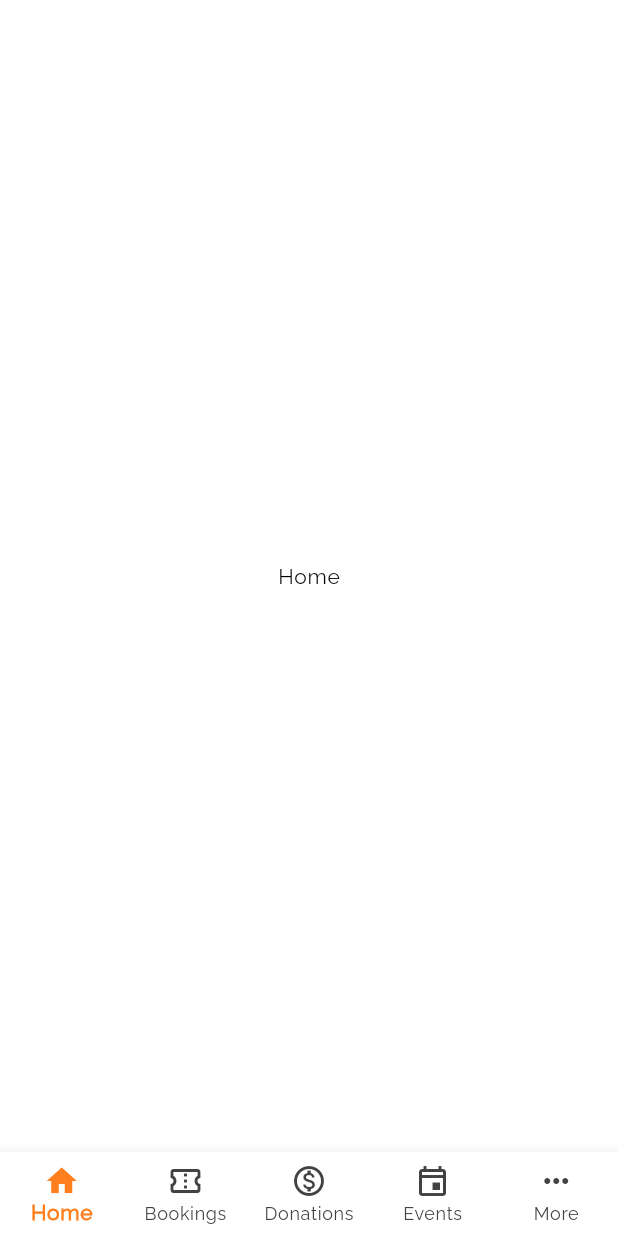
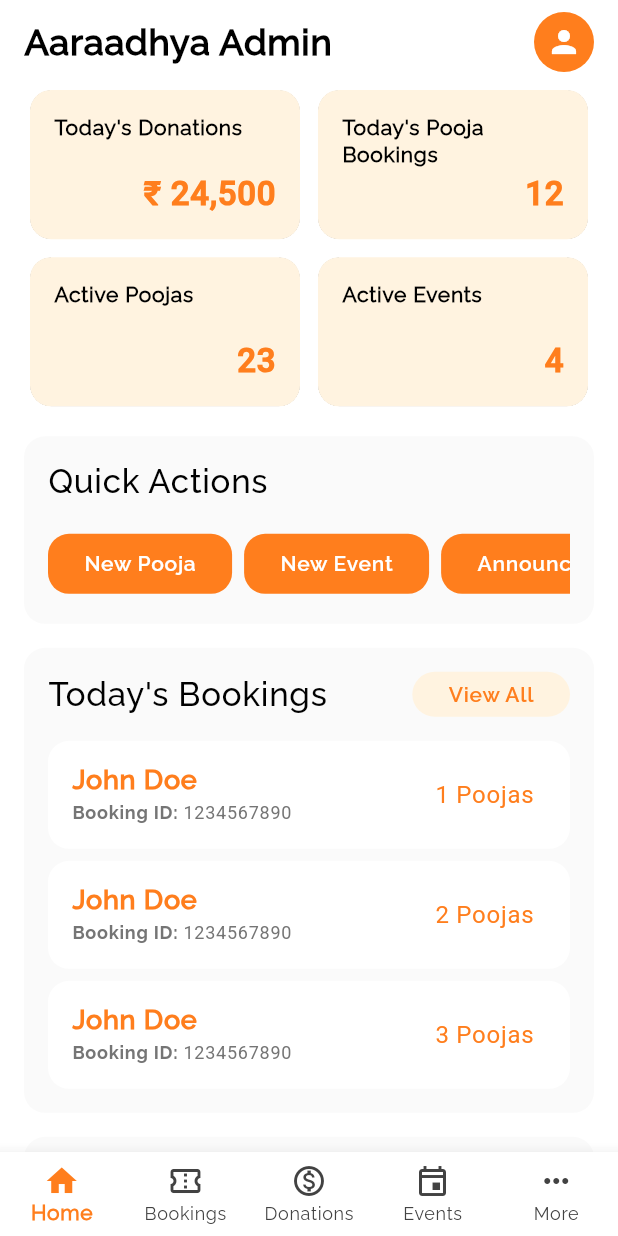
Before and after one commit to vishnucprasad/literate-octo-doodle, a Flutter app: the screen it shows after launch, on a phone screen of 412 x 824 dp. Run offline on Flutter 3.47's test engine with Material 3 defaults, Android fonts, the phone set to English and light mode, and no system bars; our stand-ins replace flutter_dotenv, flutter_hooks, flutter_riverpod, freezed_annotation, go_router and 3 more; generated files the repository leaves out were written again.

Commit message:
feat(dashboard): design dashboard screen
Designed the Dashboard screen layout.

```diff
--- a/lib/core/l10n/app_en.arb
+++ b/lib/core/l10n/app_en.arb
@@ -56,5 +56,49 @@
     "invalidPasswordValidationErorrMessage": "Password must minimum eight characters, at least one uppercase letter, one lowercase letter, one number and one special character",
     "@invalidPasswordValidationErorrMessage": {
         "description": "The error message displayed when the password field is invalid."
+    },
+    "dashboardAppBarTitle": "Aaraadhya Admin",
+    "@dashboardAppBarTitle": {
+        "description": "The title displayed on the dashboard app bar."
+    },
+    "todaysDonationsCardTitle": "Today's Donations",
+    "@todaysDonationsCardTitle": {
+        "description": "The title displayed on the today's donations card in dashboard."
+    },
+    "todaysPoojaBookingsCardTitle": "Today's Pooja Bookings",
+    "@todaysPoojaBookingsCardTitle": {
+        "description": "The title displayed on the today's pooja bookings card in dashboard."
+    },
+    "activePoojasCardTitle": "Active Poojas",
+    "@activePoojasCardTitle": {
+        "description": "The title displayed on the active poojas card in dashboard."
+    },
+    "activeEventsCardTitle": "Active Events",
+    "@activeEventsCardTitle": {
+        "description": "The title displayed on the active events card in dashboard."
+    },
+    "quickActionsSectionTitle": "Quick Actions",
+    "@quickActionsSectionTitle": {
+        "description": "The title displayed on the quick actions section in dashboard."
+    },
+    "newPoojaButtonLabel": "New Pooja",
+    "@newPoojaButtonLabel": {
+        "description": "The text displayed on the new pooja button in dashboard."
+    },
+    "newEventButtonLabel": "New Event",
+    "@newEventButtonLabel": {
+        "description": "The text displayed on the new event button in dashboard."
+    },
+    "announcementButtonLabel": "Announcement",
+    "@announcementButtonLabel": {
+        "description": "The text displayed on the announcement button in dashboard."
+    },
+    "todaysBookingsSectionTitle": "Today's Bookings",
+    "@todaysBookingsSectionTitle": {
+        "description": "The title displayed on the today's bookings section in dashboard."
+    },
+    "notificationsSectionTitle": "Notifications",
+    "@notificationsSectionTitle": {
+        "description": "The title displayed on the notifications section in dashboard."
     }
 }
--- /dev/null
+++ b/lib/presentation/common/widgets/home_app_bar.dart
@@ -0,0 +1,35 @@
+import 'package:aaraadhya_temple_dashboard/core/extensions/app_theme_extension.dart';
+import 'package:flutter/material.dart';
+
+class HomeAppBar extends StatelessWidget {
+  const HomeAppBar({super.key, required this.title});
+
+  final String title;
+
+  @override
+  Widget build(BuildContext context) {
+    return AppBar(
+      surfaceTintColor: Colors.transparent,
+      titleSpacing: 16,
+      title: Text(
+        title,
+        style: context.theme.textTheme.headlineSmall?.copyWith(
+          fontWeight: FontWeight.bold,
+        ),
+      ),
+      actionsPadding: EdgeInsets.only(right: 8.0),
+      actions: [
+        IconButton(
+          onPressed: () {},
+          icon: CircleAvatar(
+            backgroundColor: context.theme.colorScheme.primary,
+            child: Icon(
+              Icons.person,
+              color: context.theme.colorScheme.onPrimary,
+            ),
+          ),
+        ),
+      ],
+    );
+  }
+}
--- a/lib/presentation/screens/home/dashboard/dashboard_screen.dart
+++ b/lib/presentation/screens/home/dashboard/dashboard_screen.dart
@@ -1,3 +1,10 @@
+import 'package:aaraadhya_temple_dashboard/core/extensions/app_localizations_extension.dart';
+import 'package:aaraadhya_temple_dashboard/presentation/common/widgets/app_spacing.dart';
+import 'package:aaraadhya_temple_dashboard/presentation/common/widgets/home_app_bar.dart';
+import 'package:aaraadhya_temple_dashboard/presentation/screens/home/dashboard/widgets/dashboard_bookings_preview.dart';
+import 'package:aaraadhya_temple_dashboard/presentation/screens/home/dashboard/widgets/dashboard_notifications.dart';
+import 'package:aaraadhya_temple_dashboard/presentation/screens/home/dashboard/widgets/dashboard_overview_grid.dart';
+import 'package:aaraadhya_temple_dashboard/presentation/screens/home/dashboard/widgets/dashboard_quick_actions.dart';
 import 'package:flutter/material.dart';
 
 class DashboardScreen extends StatelessWidget {
@@ -5,6 +12,25 @@ class DashboardScreen extends StatelessWidget {
 
   @override
   Widget build(BuildContext context) {
-    return Center(child: Text('Home'));
+    return Column(
+      children: [
+        HomeAppBar(title: context.l10n.dashboardAppBarTitle),
+        Expanded(
+          child: ListView(
+            padding: EdgeInsets.symmetric(horizontal: 16.0),
+            children: [
+              DashboardOverviewGrid(),
+              AppSpacing.verticalMedium,
+              DashboardQuickActions(),
+              AppSpacing.verticalMedium,
+              DashboardBookingsPreview(),
+              AppSpacing.verticalMedium,
+              DashboardNotifications(),
+              AppSpacing.verticalMedium,
+            ],
+          ),
+        ),
+      ],
+    );
   }
 }
--- /dev/null
+++ b/lib/presentation/screens/home/dashboard/widgets/dashboard_bookings_preview.dart
@@ -0,0 +1,100 @@
+import 'package:aaraadhya_temple_dashboard/core/extensions/app_localizations_extension.dart';
+import 'package:aaraadhya_temple_dashboard/core/extensions/app_theme_extension.dart';
+import 'package:aaraadhya_temple_dashboard/core/gen/fonts.gen.dart';
+import 'package:aaraadhya_temple_dashboard/presentation/common/widgets/app_spacing.dart';
+import 'package:flutter/material.dart';
+
+class DashboardBookingsPreview extends StatelessWidget {
+  const DashboardBookingsPreview({super.key});
+
+  @override
+  Widget build(BuildContext context) {
+    return Container(
+      decoration: BoxDecoration(
+        color: context.colors.grey[50],
+        borderRadius: BorderRadius.circular(14.0),
+      ),
+      padding: EdgeInsets.all(16.0),
+      child: Column(
+        crossAxisAlignment: CrossAxisAlignment.start,
+        children: [
+          Row(
+            mainAxisAlignment: MainAxisAlignment.spaceBetween,
+            children: [
+              Text(
+                context.l10n.todaysBookingsSectionTitle,
+                style: context.theme.textTheme.titleLarge,
+              ),
+              SizedBox(
+                height: 30.0,
+                child: FilledButton(
+                  onPressed: () {},
+                  style: FilledButton.styleFrom(
+                    backgroundColor: context.colors.primary[50],
+                    foregroundColor: context.colorScheme.primary,
+                  ),
+                  child: Text('View All'),
+                ),
+              ),
+            ],
+          ),
+          AppSpacing.verticalMedium,
+          ListView.separated(
+            shrinkWrap: true,
+            physics: NeverScrollableScrollPhysics(),
+            itemCount: 3,
+            itemBuilder: (context, index) {
+              return Container(
+                decoration: BoxDecoration(
+                  color: context.colorScheme.surface,
+                  borderRadius: BorderRadius.circular(14.0),
+                ),
+                child: ListTile(
+                  title: Text(
+                    'John Doe',
+                    style: context.theme.textTheme.titleMedium?.copyWith(
+                      color: context.colorScheme.primary,
+                      fontWeight: FontWeight.bold,
+                    ),
+                  ),
+                  subtitle: RichText(
+                    text: TextSpan(
+                      children: [
+                        TextSpan(
+                          text: 'Booking ID: ',
+                          style: context.theme.textTheme.bodySmall?.copyWith(
+                            fontWeight: FontWeight.bold,
+                            fontVariations: [
+                              FontVariation('wght', 700),
+                              FontVariation('wdth', 100),
+                            ],
+                          ),
+                        ),
+                        TextSpan(
+                          text: '1234567890',
+                          style: context.theme.textTheme.bodySmall?.copyWith(
+                            fontFamily: FontFamily.roboto,
+                          ),
+                        ),
+                      ],
+                    ),
+                  ),
+                  trailing: Text(
+                    '${index + 1} Poojas',
+                    style: context.theme.textTheme.bodyLarge?.copyWith(
+                      color: context.colorScheme.primary,
+                      fontFamily: FontFamily.roboto,
+                    ),
+                  ),
+                ),
+              );
+            },
+            separatorBuilder: (context, index) {
+              return AppSpacing.verticalSmall;
+            },
+          ),
+        ],
+      ),
+    );
+  }
+}
--- /dev/null
+++ b/lib/presentation/screens/home/dashboard/widgets/dashboard_card.dart
@@ -0,0 +1,49 @@
+import 'package:aaraadhya_temple_dashboard/core/extensions/app_theme_extension.dart';
+import 'package:aaraadhya_temple_dashboard/core/gen/fonts.gen.dart';
+import 'package:flutter/material.dart';
+
+class DashboardCard extends StatelessWidget {
+  const DashboardCard({super.key, required this.title, required this.value});
+
+  final String title;
+  final String value;
+
+  @override
+  Widget build(BuildContext context) {
+    return Card(
+      color: context.colors.primary[50],
+      shadowColor: context.colorScheme.outline,
+      elevation: 0.05,
+      borderOnForeground: false,
+      shape: RoundedRectangleBorder(borderRadius: BorderRadius.circular(14.0)),
+      child: Padding(
+        padding: const EdgeInsets.all(16.0),
+        child: Column(
+          children: [
+            Align(
+              alignment: Alignment.centerLeft,
+              child: Text(
+                title,
+                style: context.theme.textTheme.bodyMedium?.copyWith(
+                  fontWeight: FontWeight.bold,
+                ),
+              ),
+            ),
+            Spacer(),
+            Align(
+              alignment: Alignment.centerRight,
+              child: Text(
+                value,
+                style: context.theme.textTheme.titleLarge?.copyWith(
+                  color: context.colorScheme.primary,
+                  fontWeight: FontWeight.bold,
+                  fontFamily: FontFamily.roboto,
+                ),
+              ),
+            ),
+          ],
+        ),
+      ),
+    );
+  }
+}
--- /dev/null
+++ b/lib/presentation/screens/home/dashboard/widgets/dashboard_notifications.dart
@@ -0,0 +1,85 @@
+import 'package:aaraadhya_temple_dashboard/core/extensions/app_localizations_extension.dart';
+import 'package:aaraadhya_temple_dashboard/core/extensions/app_theme_extension.dart';
+import 'package:aaraadhya_temple_dashboard/core/gen/fonts.gen.dart';
+import 'package:aaraadhya_temple_dashboard/presentation/common/widgets/app_spacing.dart';
+import 'package:flutter/material.dart';
+
+class DashboardNotifications extends StatelessWidget {
+  const DashboardNotifications({super.key});
+
+  @override
+  Widget build(BuildContext context) {
+    return Container(
+      decoration: BoxDecoration(
+        color: context.colors.grey[50],
+        borderRadius: BorderRadius.circular(14.0),
+      ),
+      padding: EdgeInsets.all(16.0),
+      child: Column(
+        crossAxisAlignment: CrossAxisAlignment.start,
+        children: [
+          Row(
+            mainAxisAlignment: MainAxisAlignment.spaceBetween,
+            children: [
+              Text(
+                context.l10n.notificationsSectionTitle,
+                style: context.theme.textTheme.titleLarge,
+              ),
+              SizedBox(
+                height: 30.0,
+                child: FilledButton(
+                  onPressed: () {},
+                  style: FilledButton.styleFrom(
+                    backgroundColor: context.colors.primary[50],
+                    foregroundColor: context.colorScheme.primary,
+                  ),
+                  child: Text('View All'),
+                ),
+              ),
+            ],
+          ),
+          AppSpacing.verticalMedium,
+          ListView.separated(
+            shrinkWrap: true,
+            physics: NeverScrollableScrollPhysics(),
+            itemCount: 3,
+            itemBuilder: (context, index) {
+              return Container(
+                decoration: BoxDecoration(
+                  color: context.colorScheme.surface,
+                  borderRadius: BorderRadius.circular(14.0),
+                ),
+                child: ListTile(
+                  title: Text(
+                    'New Pooja Booking',
+                    style: context.theme.textTheme.titleMedium?.copyWith(
+                      color: context.colorScheme.primary,
+                      fontWeight: FontWeight.bold,
+                    ),
+                  ),
+                  subtitle: Text(
+                    'John Doe has successfully ordered ${index + 1} Poojas from the temple.',
+                    style: context.theme.textTheme.bodyMedium?.copyWith(
+                      color: context.colors.grey[700],
+                      fontFamily: FontFamily.roboto,
+                    ),
+                  ),
+                  trailing: Text(
+                    '${10 + index}:00 AM',
+                    style: context.theme.textTheme.bodyLarge?.copyWith(
+                      color: context.colorScheme.primary,
+                      fontFamily: FontFamily.roboto,
+                    ),
+                  ),
+                ),
+              );
+            },
+            separatorBuilder: (context, index) {
+              return AppSpacing.verticalSmall;
+            },
+          ),
+        ],
+      ),
+    );
+  }
+}
--- /dev/null
+++ b/lib/presentation/screens/home/dashboard/widgets/dashboard_overview_grid.dart
@@ -0,0 +1,33 @@
+import 'package:aaraadhya_temple_dashboard/core/extensions/app_localizations_extension.dart';
+import 'package:aaraadhya_temple_dashboard/presentation/screens/home/dashboard/widgets/dashboard_card.dart';
+import 'package:flutter/material.dart';
+
+class DashboardOverviewGrid extends StatelessWidget {
+  const DashboardOverviewGrid({super.key});
+
+  @override
+  Widget build(BuildContext context) {
+    return GridView(
+      shrinkWrap: true,
+      physics: const NeverScrollableScrollPhysics(),
+      gridDelegate: SliverGridDelegateWithFixedCrossAxisCount(
+        crossAxisCount: 2,
+        crossAxisSpacing: 4.0,
+        mainAxisSpacing: 4.0,
+        childAspectRatio: 1.75,
+      ),
+      children: [
+        DashboardCard(
+          title: context.l10n.todaysDonationsCardTitle,
+          value: '₹ 24,500',
+        ),
+        DashboardCard(
+          title: context.l10n.todaysPoojaBookingsCardTitle,
+          value: '12',
+        ),
+        DashboardCard(title: context.l10n.activePoojasCardTitle, value: '23'),
+        DashboardCard(title: context.l10n.activeEventsCardTitle, value: '4'),
+      ],
+    );
+  }
+}
--- /dev/null
+++ b/lib/presentation/screens/home/dashboard/widgets/dashboard_quick_actions.dart
@@ -0,0 +1,66 @@
+import 'package:aaraadhya_temple_dashboard/core/extensions/app_localizations_extension.dart';
+import 'package:aaraadhya_temple_dashboard/core/extensions/app_theme_extension.dart';
+import 'package:aaraadhya_temple_dashboard/presentation/common/widgets/app_spacing.dart';
+import 'package:flutter/material.dart';
+
+class DashboardQuickActions extends StatelessWidget {
+  const DashboardQuickActions({super.key});
+
+  @override
+  Widget build(BuildContext context) {
+    return Container(
+      decoration: BoxDecoration(
+        color: context.colors.grey[50],
+        borderRadius: BorderRadius.circular(14.0),
+      ),
+      padding: EdgeInsets.all(16.0),
+      child: Column(
+        crossAxisAlignment: CrossAxisAlignment.start,
+        children: [
+          Text(
+            context.l10n.quickActionsSectionTitle,
+            style: context.theme.textTheme.titleLarge,
+          ),
+          AppSpacing.verticalMedium,
+          SingleChildScrollView(
+            scrollDirection: Axis.horizontal,
+            child: Row(
+              mainAxisAlignment: MainAxisAlignment.spaceAround,
+              children: [
+                FilledButton(
+                  onPressed: () {},
+                  style: FilledButton.styleFrom(
+                    shape: RoundedRectangleBorder(
+                      borderRadius: BorderRadius.circular(14.0),
+                    ),
+                  ),
+                  child: Text(context.l10n.newPoojaButtonLabel),
+                ),
+                AppSpacing.horizontalSmall,
+                FilledButton(
+                  onPressed: () {},
+                  style: FilledButton.styleFrom(
+                    shape: RoundedRectangleBorder(
+                      borderRadius: BorderRadius.circular(14.0),
+                    ),
+                  ),
+                  child: Text(context.l10n.newEventButtonLabel),
+                ),
+                AppSpacing.horizontalSmall,
+                FilledButton(
+                  onPressed: () {},
+                  style: FilledButton.styleFrom(
+                    shape: RoundedRectangleBorder(
+                      borderRadius: BorderRadius.circular(14.0),
+                    ),
+                  ),
+                  child: Text(context.l10n.announcementButtonLabel),
+                ),
+              ],
+            ),
+          ),
+        ],
+      ),
+    );
+  }
+}
--- a/pubspec.yaml
+++ b/pubspec.yaml
@@ -49,3 +49,9 @@ flutter:
           weight: 500
         - asset: assets/fonts/Raleway-Italic-VariableFont_wght.ttf
           style: italic
+    - family: Roboto
+      fonts:
+        - asset: assets/fonts/Roboto-VariableFont_wdth,wght.ttf
+          weight: 500
+        - asset: assets/fonts/Roboto-Italic-VariableFont_wdth,wght.ttf
+          style: italic
```
Also changed, not shown: assets/fonts/Roboto-Italic-VariableFont_wdth,wght.ttf (added), assets/fonts/Roboto-VariableFont_wdth,wght.ttf (added).
